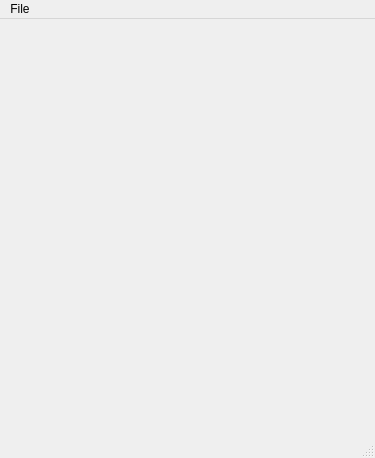
Oh-JongJin/js08, file src/sample/main_window.ui: the form before one commit.
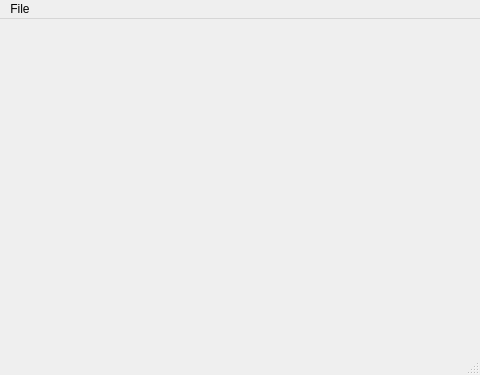
The form after the commit.

```diff
--- a/src/sample/main_window.ui
+++ b/src/sample/main_window.ui
@@ -6,8 +6,8 @@
    <rect>
     <x>0</x>
     <y>0</y>
-    <width>375</width>
-    <height>458</height>
+    <width>480</width>
+    <height>375</height>
    </rect>
   </property>
   <property name="windowTitle">
@@ -15,6 +15,21 @@
   </property>
   <widget class="QWidget" name="centralwidget">
    <layout class="QGridLayout" name="gridLayout">
+    <property name="leftMargin">
+     <number>0</number>
+    </property>
+    <property name="topMargin">
+     <number>0</number>
+    </property>
+    <property name="rightMargin">
+     <number>0</number>
+    </property>
+    <property name="bottomMargin">
+     <number>0</number>
+    </property>
+    <property name="spacing">
+     <number>0</number>
+    </property>
     <item row="0" column="0">
      <layout class="QVBoxLayout" name="verticalLayout" stretch="0">
       <property name="sizeConstraint">
@@ -42,7 +57,7 @@
     <rect>
      <x>0</x>
      <y>0</y>
-     <width>375</width>
+     <width>480</width>
      <height>21</height>
     </rect>
    </property>
```
Left out of the diff: 9 changed lines with no effect on the pictures.
